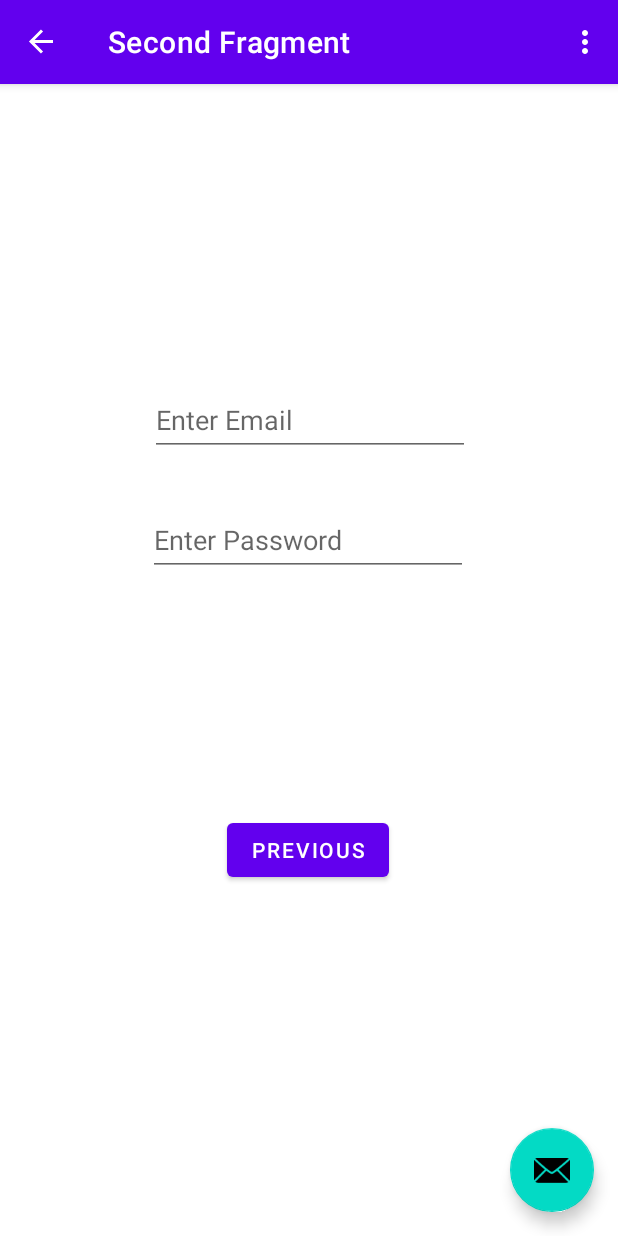
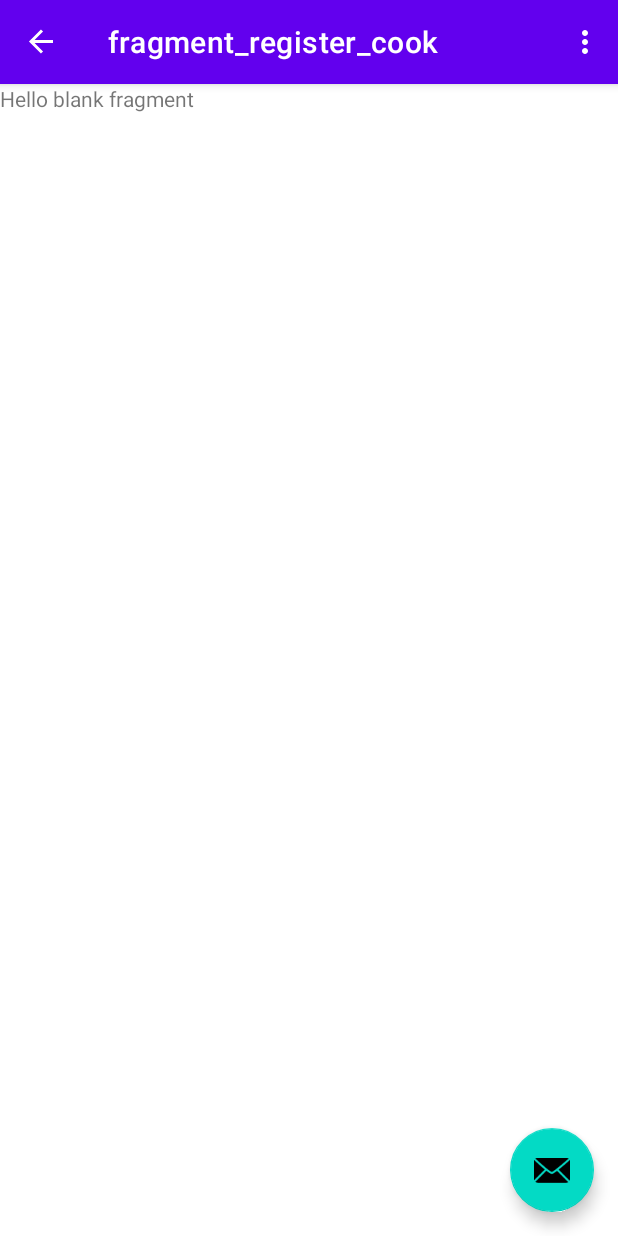
Before and after one commit to uOttawaSEGA2022/project-group-33, an Android app: the screen it shows after launch (MainActivity), after a tap on "REGISTER AS A COOK", on a phone screen of 412 x 824 dp. Run offline under Robolectric (Android 15) with nearby library versions, the phone set to English and light mode, and no system bars; our stand-ins replace navigation-ui; 1 other tap on this screen came first.

Commit message:
add screens, export apk

```diff
--- a/app/src/main/java/com/example/mealerapp/FirstFragment.java
+++ b/app/src/main/java/com/example/mealerapp/FirstFragment.java
@@ -4,6 +4,7 @@ import android.os.Bundle;
 import android.view.LayoutInflater;
 import android.view.View;
 import android.view.ViewGroup;
+import android.widget.EditText;
 
 import androidx.annotation.NonNull;
 import androidx.fragment.app.Fragment;
@@ -33,7 +34,23 @@ public class FirstFragment extends Fragment {
             @Override
             public void onClick(View view) {
                 NavHostFragment.findNavController(FirstFragment.this)
-                        .navigate(R.id.action_FirstFragment_to_SecondFragment);
+                        .navigate(R.id.action_FirstFragment_to_register_client2);
+            }
+        });
+
+        binding.registerCook.setOnClickListener(new View.OnClickListener() {
+            @Override
+            public void onClick(View view) {
+                NavHostFragment.findNavController(FirstFragment.this)
+                        .navigate(R.id.action_FirstFragment_to_register_cook2);
+            }
+        });
+
+        binding.login.setOnClickListener(new View.OnClickListener() {
+            @Override
+            public void onClick(View view) {
+                NavHostFragment.findNavController(FirstFragment.this)
+                        .navigate(R.id.action_FirstFragment_to_welcome_screen);
             }
         });
     }
--- a/app/src/main/java/com/example/mealerapp/MainActivity.java
+++ b/app/src/main/java/com/example/mealerapp/MainActivity.java
@@ -17,11 +17,14 @@ import com.example.mealerapp.databinding.ActivityMainBinding;
 
 import android.view.Menu;
 import android.view.MenuItem;
+import android.widget.EditText;
 
 public class MainActivity extends AppCompatActivity {
 
     private AppBarConfiguration appBarConfiguration;
     private ActivityMainBinding binding;
+    private EditText mEdit;
+
 
     @Override
     protected void onCreate(Bundle savedInstanceState) {
--- a/app/src/main/java/com/example/mealerapp/SecondFragment.java
+++ /dev/null
@@ -1,47 +0,0 @@
-package com.example.mealerapp;
-
-import android.os.Bundle;
-import android.view.LayoutInflater;
-import android.view.View;
-import android.view.ViewGroup;
-
-import androidx.annotation.NonNull;
-import androidx.fragment.app.Fragment;
-import androidx.navigation.fragment.NavHostFragment;
-
-import com.example.mealerapp.databinding.FragmentSecondBinding;
-
-public class SecondFragment extends Fragment {
-
-    private FragmentSecondBinding binding;
-
-    @Override
-    public View onCreateView(
-            LayoutInflater inflater, ViewGroup container,
-            Bundle savedInstanceState
-    ) {
-
-        binding = FragmentSecondBinding.inflate(inflater, container, false);
-        return binding.getRoot();
-
-    }
-
-    public void onViewCreated(@NonNull View view, Bundle savedInstanceState) {
-        super.onViewCreated(view, savedInstanceState);
-
-        binding.buttonSecond.setOnClickListener(new View.OnClickListener() {
-            @Override
-            public void onClick(View view) {
-                NavHostFragment.findNavController(SecondFragment.this)
-                        .navigate(R.id.action_SecondFragment_to_FirstFragment);
-            }
-        });
-    }
-
-    @Override
-    public void onDestroyView() {
-        super.onDestroyView();
-        binding = null;
-    }
-
-}
--- /dev/null
+++ b/app/src/main/java/com/example/mealerapp/register_cook.java
@@ -0,0 +1,64 @@
+package com.example.mealerapp;
+
+import android.os.Bundle;
+
+import androidx.fragment.app.Fragment;
+
+import android.view.LayoutInflater;
+import android.view.View;
+import android.view.ViewGroup;
+
+/**
+ * A simple {@link Fragment} subclass.
+ * Use the {@link register_cook#newInstance} factory method to
+ * create an instance of this fragment.
+ */
+public class register_cook extends Fragment {
+
+    // TODO: Rename parameter arguments, choose names that match
+    // the fragment initialization parameters, e.g. ARG_ITEM_NUMBER
+    private static final String ARG_PARAM1 = "param1";
+    private static final String ARG_PARAM2 = "param2";
+
+    // TODO: Rename and change types of parameters
+    private String mParam1;
+    private String mParam2;
+
+    public register_cook() {
+        // Required empty public constructor
+    }
+
+    /**
+     * Use this factory method to create a new instance of
+     * this fragment using the provided parameters.
+     *
+     * @param param1 Parameter 1.
+     * @param param2 Parameter 2.
+     * @return A new instance of fragment register_cook.
+     */
+    // TODO: Rename and change types and number of parameters
+    public static register_cook newInstance(String param1, String param2) {
+        register_cook fragment = new register_cook();
+        Bundle args = new Bundle();
+        args.putString(ARG_PARAM1, param1);
+        args.putString(ARG_PARAM2, param2);
+        fragment.setArguments(args);
+        return fragment;
+    }
+
+    @Override
+    public void onCreate(Bundle savedInstanceState) {
+        super.onCreate(savedInstanceState);
+        if (getArguments() != null) {
+            mParam1 = getArguments().getString(ARG_PARAM1);
+            mParam2 = getArguments().getString(ARG_PARAM2);
+        }
+    }
+
+    @Override
+    public View onCreateView(LayoutInflater inflater, ViewGroup container,
+                             Bundle savedInstanceState) {
+        // Inflate the layout for this fragment
+        return inflater.inflate(R.layout.fragment_register_cook, container, false);
+    }
+}
--- /dev/null
+++ b/app/src/main/res/layout/fragment_register_cook.xml
@@ -0,0 +1,14 @@
+<?xml version="1.0" encoding="utf-8"?>
+<FrameLayout xmlns:android="http://schemas.android.com/apk/res/android"
+    xmlns:tools="http://schemas.android.com/tools"
+    android:layout_width="match_parent"
+    android:layout_height="match_parent"
+    tools:context=".register_cook">
+
+    <!-- TODO: Update blank fragment layout -->
+    <TextView
+        android:layout_width="match_parent"
+        android:layout_height="match_parent"
+        android:text="@string/hello_blank_fragment" />
+
+</FrameLayout>
--- a/app/src/main/res/layout/fragment_second.xml
+++ /dev/null
@@ -1,59 +0,0 @@
-<?xml version="1.0" encoding="utf-8"?>
-<androidx.constraintlayout.widget.ConstraintLayout xmlns:android="http://schemas.android.com/apk/res/android"
-    xmlns:app="http://schemas.android.com/apk/res-auto"
-    xmlns:tools="http://schemas.android.com/tools"
-    android:layout_width="match_parent"
-    android:layout_height="match_parent"
-    tools:context=".SecondFragment">
-
-    <TextView
-        android:id="@+id/textview_second"
-        android:layout_width="wrap_content"
-        android:layout_height="wrap_content"
-        app:layout_constraintBottom_toTopOf="@id/button_second"
-        app:layout_constraintEnd_toEndOf="parent"
-        app:layout_constraintStart_toStartOf="parent"
-        app:layout_constraintTop_toTopOf="parent" />
-
-    <Button
-        android:id="@+id/button_second"
-        android:layout_width="wrap_content"
-        android:layout_height="wrap_content"
-        android:text="@string/previous"
-        app:layout_constraintBottom_toBottomOf="parent"
-        app:layout_constraintEnd_toEndOf="parent"
-        app:layout_constraintHorizontal_bias="0.498"
-        app:layout_constraintStart_toStartOf="parent"
-        app:layout_constraintTop_toBottomOf="@id/textview_second" />
-
-    <EditText
-        android:id="@+id/editTextTextEmailAddress"
-        android:layout_width="wrap_content"
-        android:layout_height="wrap_content"
-        android:layout_marginStart="101dp"
-        android:layout_marginTop="200dp"
-        android:layout_marginEnd="100dp"
-        android:ems="10"
-        android:hint="@string/enter_email"
-        android:inputType="textEmailAddress"
-        android:minHeight="48dp"
-        app:layout_constraintEnd_toEndOf="parent"
-        app:layout_constraintStart_toStartOf="parent"
-        app:layout_constraintTop_toTopOf="parent" />
-
-    <EditText
-        android:id="@+id/editTextTextPassword"
-        android:layout_width="wrap_content"
-        android:layout_height="wrap_content"
-        android:layout_marginStart="100dp"
-        android:layout_marginTop="32dp"
-        android:layout_marginEnd="101dp"
-        android:ems="10"
-        android:hint="@string/enter_password"
-        android:inputType="textPassword"
-        android:minHeight="48dp"
-        app:layout_constraintEnd_toEndOf="parent"
-        app:layout_constraintStart_toStartOf="parent"
-        app:layout_constraintTop_toBottomOf="@+id/editTextTextEmailAddress" />
-
-</androidx.constraintlayout.widget.ConstraintLayout>
--- a/app/src/main/res/navigation/nav_graph.xml
+++ b/app/src/main/res/navigation/nav_graph.xml
@@ -12,17 +12,36 @@
         tools:layout="@layout/fragment_first">
 
         <action
-            android:id="@+id/action_FirstFragment_to_SecondFragment"
-            app:destination="@id/SecondFragment" />
+            android:id="@+id/action_FirstFragment_to_register_client2"
+            app:destination="@id/register_client2" />
+        <action
+            android:id="@+id/action_FirstFragment_to_register_cook2"
+            app:destination="@id/register_cook2" />
+        <action
+            android:id="@+id/action_FirstFragment_to_welcome_screen"
+            app:destination="@id/welcome_screen" />
     </fragment>
     <fragment
-        android:id="@+id/SecondFragment"
-        android:name="com.example.mealerapp.SecondFragment"
-        android:label="@string/second_fragment_label"
-        tools:layout="@layout/fragment_second">
-
+        android:id="@+id/register_client2"
+        android:name="com.example.mealerapp.register_client"
+        android:label="fragment_register_client"
+        tools:layout="@layout/fragment_register_client" >
         <action
-            android:id="@+id/action_SecondFragment_to_FirstFragment"
-            app:destination="@id/FirstFragment" />
+            android:id="@+id/action_register_client2_to_welcome_screen"
+            app:destination="@id/welcome_screen" />
     </fragment>
+    <fragment
+        android:id="@+id/register_cook2"
+        android:name="com.example.mealerapp.register_cook"
+        android:label="fragment_register_cook"
+        tools:layout="@layout/fragment_register_cook" >
+        <action
+            android:id="@+id/action_register_cook2_to_welcome_screen"
+            app:destination="@id/welcome_screen" />
+    </fragment>
+    <fragment
+        android:id="@+id/welcome_screen"
+        android:name="com.example.mealerapp.welcome_screen"
+        android:label="fragment_welcome_screen"
+        tools:layout="@layout/fragment_welcome_screen" />
 </navigation>
--- a/app/src/main/res/values/strings.xml
+++ b/app/src/main/res/values/strings.xml
@@ -6,6 +6,8 @@
     <string name="second_fragment_label">Second Fragment</string>
     <string name="next">Next</string>
     <string name="back">Back</string>
+    <string name="login">Login</string>
+    <string name="login_instructions">Log in using Username and Password</string>
     <string name="register_cook">Register as a Cook</string>
     <string name="register_client">Register as a Client</string>
     <string name="previous">Previous</string>
@@ -13,7 +15,9 @@
     <string name="hello_first_fragment">Hello first fragment</string>
     <string name="hello_second_fragment">Hello second fragment. Arg: %1$s</string>
 
-<!--    Fragment 2 -->
+    <!--    Fragment 2 -->
     <string name="enter_email">Enter Email</string>
     <string name="enter_password">Enter Password</string>
+    <!-- TODO: Remove or change this placeholder text -->
+    <string name="hello_blank_fragment">Hello blank fragment</string>
 </resources>
```
Also changed, not shown: app/src/main/java/com/example/mealerapp/register_client.java (added, +64 -0 lines), app/src/main/java/com/example/mealerapp/welcome_screen.java (added, +64 -0 lines), app/src/main/res/layout/fragment_first.xml (+64 -5 lines), app/src/main/res/layout/fragment_register_client.xml (added, +14 -0 lines), app/src/main/res/layout/fragment_welcome_screen.xml (added, +14 -0 lines).
